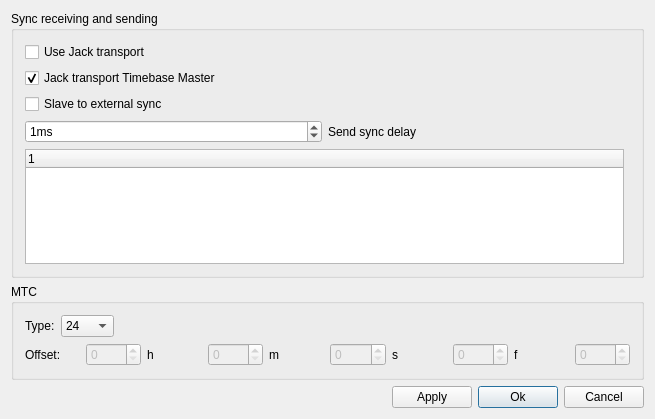
First picture: the form in oom/widgets/midisync.ui, repository ccherrett/oom, before the edit.
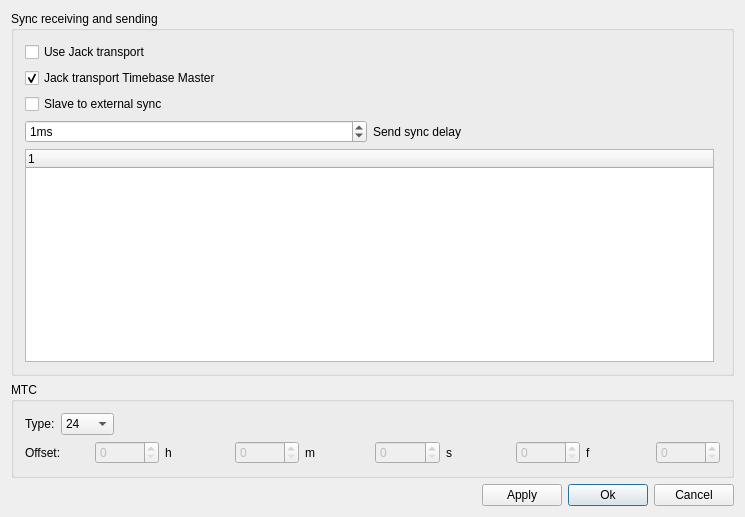
Second picture: the form after the edit.

Diff of the .ui file:
```diff
--- a/oom/widgets/midisync.ui
+++ b/oom/widgets/midisync.ui
@@ -9,8 +9,8 @@
    <rect>
     <x>0</x>
     <y>0</y>
-    <width>655</width>
-    <height>419</height>
+    <width>745</width>
+    <height>517</height>
    </rect>
   </property>
   <property name="windowTitle">
```
